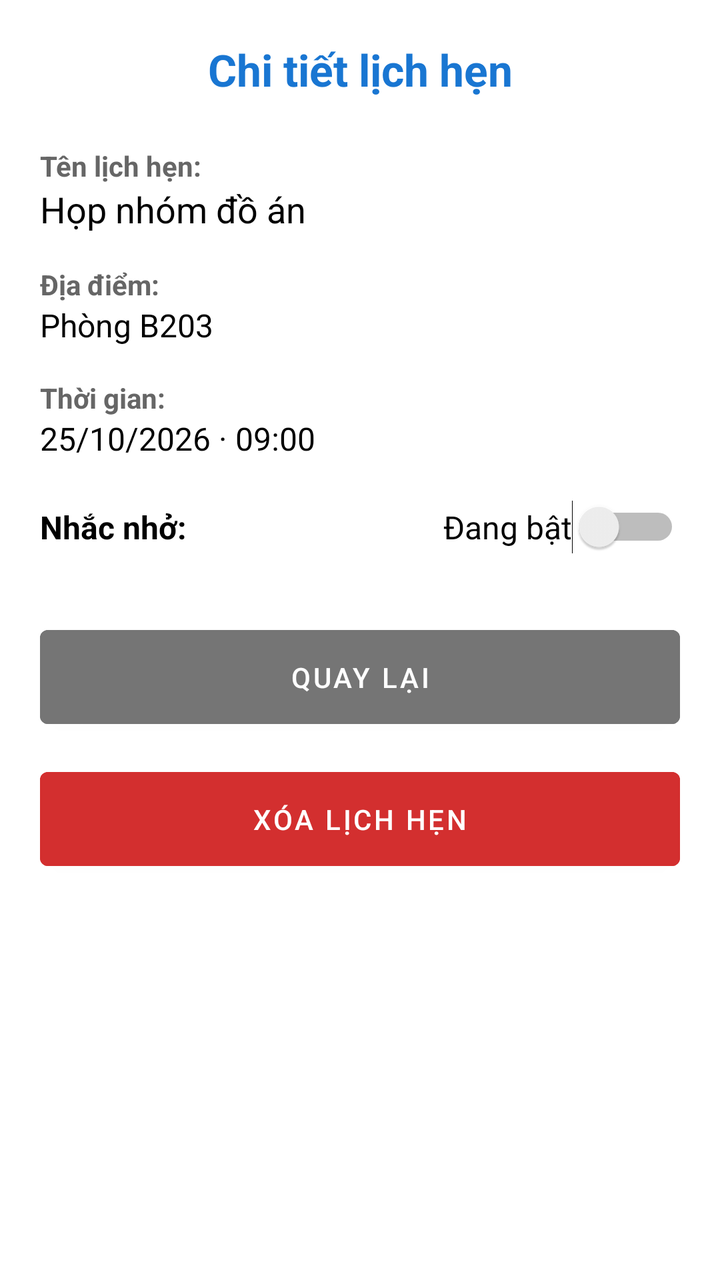
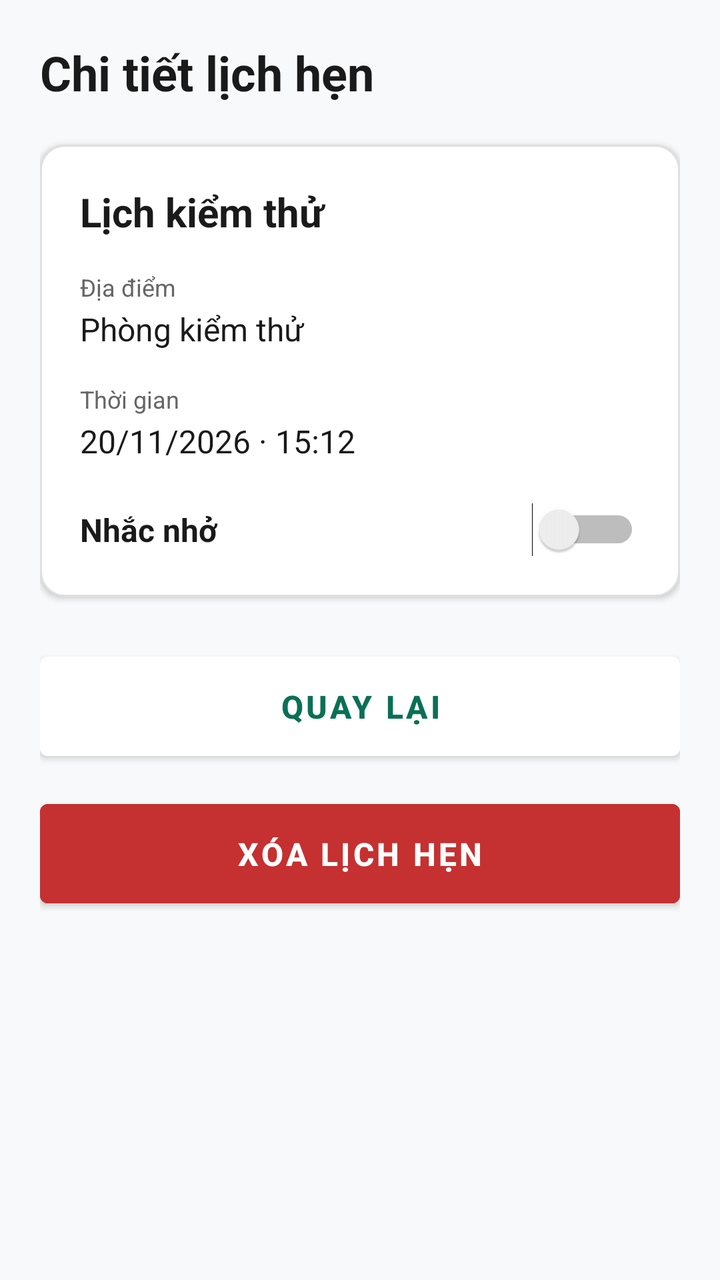

Compare the two renders of this Android layout. The source of the first and the diff that turns it into the second are given below.
<!-- AndroidManifest.xml: application theme Theme.AppointmentManager -->
<!-- res/layout/activity_detail_appointment.xml -->
<?xml version="1.0" encoding="utf-8"?>
<LinearLayout xmlns:android="http://schemas.android.com/apk/res/android"
    android:layout_width="match_parent"
    android:layout_height="match_parent"
    android:orientation="vertical"
    android:padding="20dp"
    android:background="@color/white">

    <TextView
        android:layout_width="match_parent"
        android:layout_height="wrap_content"
        android:text="@string/detail_title"
        android:textSize="22sp"
        android:textStyle="bold"
        android:textColor="@color/blue_primary"
        android:layout_marginBottom="24dp"
        android:gravity="center" />

    <TextView
        android:layout_width="wrap_content"
        android:layout_height="wrap_content"
        android:text="Tên lịch hẹn:"
        android:textStyle="bold"
        android:textColor="#666666" />

    <TextView
        android:id="@+id/tvTitle"
        android:layout_width="match_parent"
        android:layout_height="wrap_content"
        android:text="Họp nhóm đồ án"
        android:textSize="18sp"
        android:textColor="@color/black"
        android:layout_marginBottom="16dp" />

    <TextView
        android:layout_width="wrap_content"
        android:layout_height="wrap_content"
        android:text="Địa điểm:"
        android:textStyle="bold"
        android:textColor="#666666" />

    <TextView
        android:id="@+id/tvLocation"
        android:layout_width="match_parent"
        android:layout_height="wrap_content"
        android:text="Phòng B203"
        android:textSize="16sp"
        android:textColor="@color/black"
        android:layout_marginBottom="16dp" />

    <TextView
        android:layout_width="wrap_content"
        android:layout_height="wrap_content"
        android:text="Thời gian:"
        android:textStyle="bold"
        android:textColor="#666666" />

    <TextView
        android:id="@+id/tvDateTime"
        android:layout_width="match_parent"
        android:layout_height="wrap_content"
        android:text="25/10/2026 · 09:00"
        android:textSize="16sp"
        android:textColor="@color/black"
        android:layout_marginBottom="20dp" />

    <LinearLayout
        android:layout_width="match_parent"
        android:layout_height="wrap_content"
        android:orientation="horizontal"
        android:gravity="center_vertical"
        android:layout_marginBottom="32dp">

        <TextView
            android:layout_width="0dp"
            android:layout_height="wrap_content"
            android:layout_weight="1"
            android:text="Nhắc nhở:"
            android:textStyle="bold"
            android:textSize="16sp"
            android:textColor="@color/black" />

        <Switch
            android:id="@+id/switchReminder"
            android:layout_width="wrap_content"
            android:layout_height="wrap_content"
            android:text="@string/reminder_on_label"
            android:textSize="16sp" />

    </LinearLayout>

    <Button
        android:id="@+id/btnBack"
        android:layout_width="match_parent"
        android:layout_height="wrap_content"
        android:text="@string/back_button"
        android:backgroundTint="#757575"
        android:textColor="@color/white"
        android:padding="14dp"
        android:layout_marginBottom="12dp" />

    <Button
        android:id="@+id/btnDelete"
        android:layout_width="match_parent"
        android:layout_height="wrap_content"
        android:text="@string/delete_button"
        android:backgroundTint="#D32F2F"
        android:textColor="@color/white"
        android:padding="14dp" />

</LinearLayout>
<!-- resources referenced by this layout -->
<resources>
  <color name="black">#FF000000</color>
  <color name="blue_primary">#FF1976D2</color>
  <color name="white">#FFFFFFFF</color>
  <string name="back_button">Quay lại</string>
  <string name="delete_button">Xóa lịch hẹn</string>
  <string name="detail_title">Chi tiết lịch hẹn</string>
  <string name="reminder_on_label">Đang bật</string>
  <style name="Theme.AppointmentManager" parent="Theme.MaterialComponents.DayNight.NoActionBar">
          <item name="colorPrimary">@color/blue_primary</item>
          <item name="colorPrimaryVariant">@color/blue_dark</item>
          <item name="colorOnPrimary">@color/white</item>
      </style>
  <color name="blue_dark">#FF0D47A1</color>
</resources>

<!-- the commit's change to res/layout/activity_detail_appointment.xml (unified diff, before → after) -->
@@ -4,88 +4,92 @@
     android:layout_height="match_parent"
     android:orientation="vertical"
     android:padding="20dp"
-    android:background="@color/white">
+    android:background="#F8F9FA">
 
     <TextView
         android:layout_width="match_parent"
         android:layout_height="wrap_content"
         android:text="@string/detail_title"
-        android:textSize="22sp"
+        android:textSize="24sp"
         android:textStyle="bold"
-        android:textColor="@color/blue_primary"
-        android:layout_marginBottom="24dp"
-        android:gravity="center" />
-
-    <TextView
-        android:layout_width="wrap_content"
-        android:layout_height="wrap_content"
-        android:text="Tên lịch hẹn:"
-        android:textStyle="bold"
-        android:textColor="#666666" />
-
-    <TextView
-        android:id="@+id/tvTitle"
-        android:layout_width="match_parent"
-        android:layout_height="wrap_content"
-        android:text="Họp nhóm đồ án"
-        android:textSize="18sp"
-        android:textColor="@color/black"
-        android:layout_marginBottom="16dp" />
-
-    <TextView
-        android:layout_width="wrap_content"
-        android:layout_height="wrap_content"
-        android:text="Địa điểm:"
-        android:textStyle="bold"
-        android:textColor="#666666" />
-
-    <TextView
-        android:id="@+id/tvLocation"
-        android:layout_width="match_parent"
-        android:layout_height="wrap_content"
-        android:text="Phòng B203"
-        android:textSize="16sp"
-        android:textColor="@color/black"
-        android:layout_marginBottom="16dp" />
-
-    <TextView
-        android:layout_width="wrap_content"
-        android:layout_height="wrap_content"
-        android:text="Thời gian:"
-        android:textStyle="bold"
-        android:textColor="#666666" />
-
-    <TextView
-        android:id="@+id/tvDateTime"
-        android:layout_width="match_parent"
-        android:layout_height="wrap_content"
-        android:text="25/10/2026 · 09:00"
-        android:textSize="16sp"
-        android:textColor="@color/black"
+        android:textColor="#1A1A1A"
         android:layout_marginBottom="20dp" />
 
     <LinearLayout
         android:layout_width="match_parent"
         android:layout_height="wrap_content"
-        android:orientation="horizontal"
-        android:gravity="center_vertical"
-        android:layout_marginBottom="32dp">
+        android:orientation="vertical"
+        android:background="@drawable/bg_card"
+        android:padding="20dp"
+        android:layout_marginBottom="24dp"
+        android:elevation="2dp">
 
         <TextView
-            android:layout_width="0dp"
+            android:id="@+id/tvTitle"
+            android:layout_width="match_parent"
             android:layout_height="wrap_content"
-            android:layout_weight="1"
-            android:text="Nhắc nhở:"
+            android:text="Lịch kiểm thử"
+            android:textSize="20sp"
             android:textStyle="bold"
-            android:textSize="16sp"
-            android:textColor="@color/black" />
+            android:textColor="#1A1A1A"
+            android:layout_marginBottom="16dp" />
 
-        <Switch
-            android:id="@+id/switchReminder"
+        <TextView
             android:layout_width="wrap_content"
             android:layout_height="wrap_content"
-            android:text="@string/reminder_on_label"
-            android:textSize="16sp" />
+            android:text="Địa điểm"
+            android:textSize="12sp"
+            android:textColor="#666666"
+            android:layout_marginBottom="2dp" />
+
+        <TextView
+            android:id="@+id/tvLocation"
+            android:layout_width="match_parent"
+            android:layout_height="wrap_content"
+            android:text="Phòng kiểm thử"
+            android:textSize="16sp"
+            android:textColor="#1A1A1A"
+            android:layout_marginBottom="16dp" />
+
+        <TextView
+            android:layout_width="wrap_content"
+            android:layout_height="wrap_content"
+            android:text="Thời gian"
+            android:textSize="12sp"
+            android:textColor="#666666"
+            android:layout_marginBottom="2dp" />
+
+        <TextView
+            android:id="@+id/tvDateTime"
+            android:layout_width="match_parent"
+            android:layout_height="wrap_content"
+            android:text="20/11/2026 · 15:12"
+            android:textSize="16sp"
+            android:textColor="#1A1A1A"
+            android:layout_marginBottom="20dp" />
+
+        <LinearLayout
+            android:layout_width="match_parent"
+            android:layout_height="wrap_content"
+            android:orientation="horizontal"
+            android:gravity="center_vertical">
+
+            <TextView
+                android:layout_width="0dp"
+                android:layout_height="wrap_content"
+                android:layout_weight="1"
+                android:text="Nhắc nhở"
+                android:textSize="16sp"
+                android:textStyle="bold"
+                android:textColor="#1A1A1A" />
+
+            <Switch
+                android:id="@+id/switchReminder"
+                android:layout_width="wrap_content"
+                android:layout_height="wrap_content"
+                android:text="" />
+
+        </LinearLayout>
 
     </LinearLayout>
 
@@ -94,8 +98,10 @@
         android:layout_width="match_parent"
         android:layout_height="wrap_content"
         android:text="@string/back_button"
-        android:backgroundTint="#757575"
-        android:textColor="@color/white"
+        android:backgroundTint="@color/white"
+        android:textColor="@color/green_primary"
+        android:textSize="16sp"
+        android:textStyle="bold"
         android:padding="14dp"
         android:layout_marginBottom="12dp" />
 
@@ -104,8 +110,10 @@
         android:layout_width="match_parent"
         android:layout_height="wrap_content"
         android:text="@string/delete_button"
-        android:backgroundTint="#D32F2F"
+        android:backgroundTint="@color/red_danger"
         android:textColor="@color/white"
+        android:textSize="16sp"
+        android:textStyle="bold"
         android:padding="14dp" />
 
 </LinearLayout>
<!-- resource entries referenced after the edit -->
@@ -1,17 +1,24 @@
 <!-- resources referenced by this layout -->
 <resources>
-  <color name="black">#FF000000</color>
-  <color name="blue_primary">#FF1976D2</color>
+  <color name="green_primary">#FF0A7055</color>
+  <color name="red_danger">#FFC53030</color>
   <color name="white">#FFFFFFFF</color>
+  <!-- drawable bg_card (drawable) -->
+  <?xml version="1.0" encoding="utf-8"?>
+  <shape xmlns:android="http://schemas.android.com/apk/res/android"
+      android:shape="rectangle">
+      <solid android:color="@color/white" />
+      <corners android:radius="12dp" />
+      <stroke android:width="1dp" android:color="#E0E0E0" />
+  </shape>
   <string name="back_button">Quay lại</string>
   <string name="delete_button">Xóa lịch hẹn</string>
   <string name="detail_title">Chi tiết lịch hẹn</string>
-  <string name="reminder_on_label">Đang bật</string>
   <style name="Theme.AppointmentManager" parent="Theme.MaterialComponents.DayNight.NoActionBar">
-          <item name="colorPrimary">@color/blue_primary</item>
-          <item name="colorPrimaryVariant">@color/blue_dark</item>
+          <item name="colorPrimary">@color/green_primary</item>
+          <item name="colorPrimaryVariant">@color/green_dark</item>
           <item name="colorOnPrimary">@color/white</item>
       </style>
-  <color name="blue_dark">#FF0D47A1</color>
+  <color name="green_dark">#FF054734</color>
 </resources>
 
